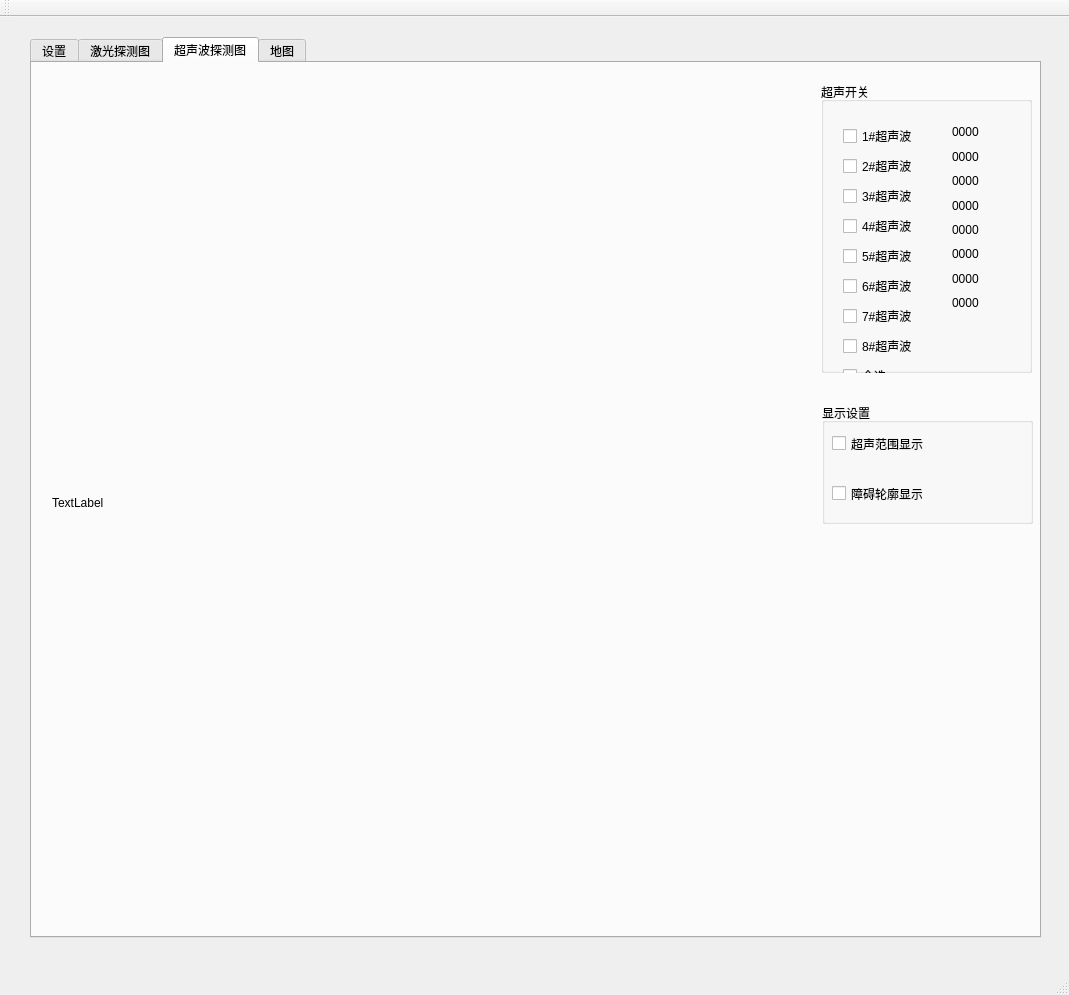
First picture: the form in src/a_robot_platform/src/client/qt_client/mainwindow.ui, repository zwhg/distributed_robot_sys, before the edit.
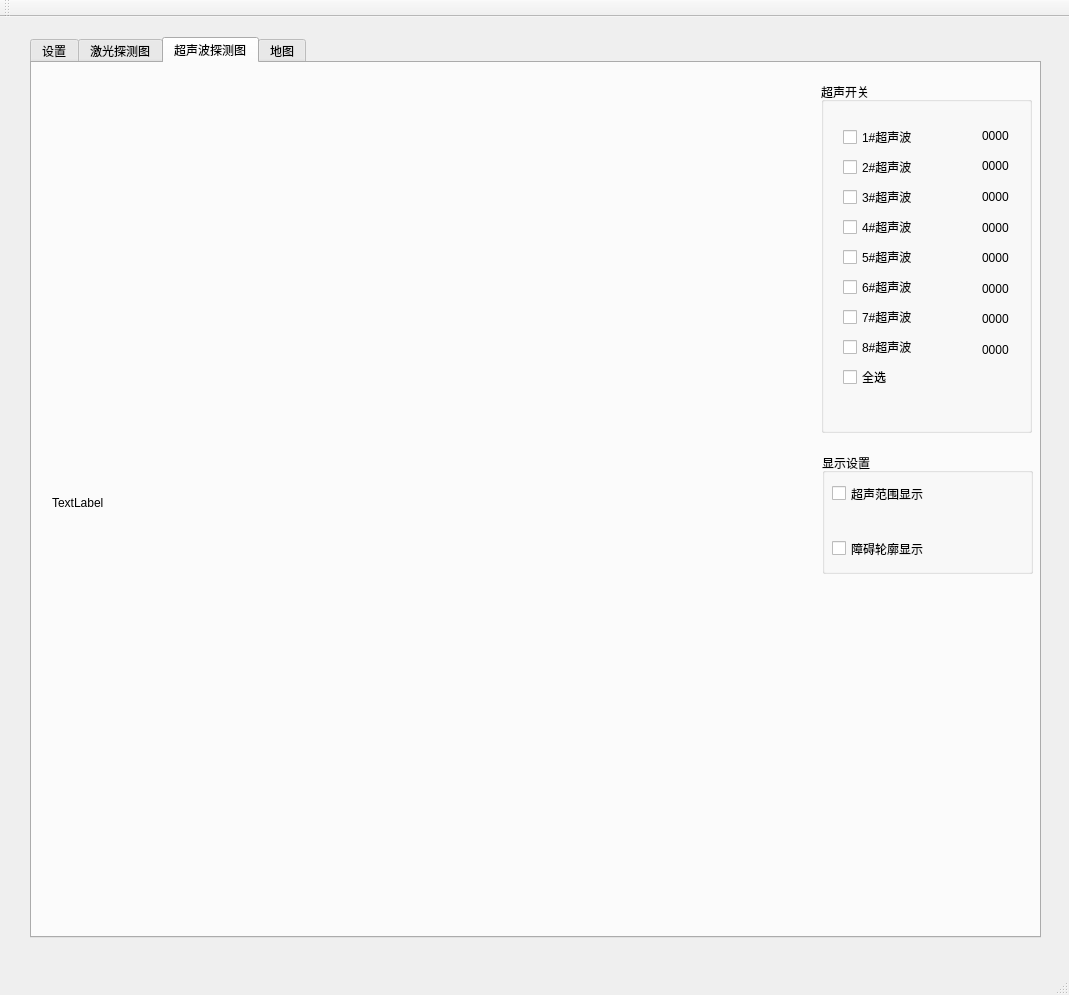
Second picture: the form after the edit. The open tabs and pages were chosen to show the change.

```diff
--- a/src/a_robot_platform/src/client/qt_client/mainwindow.ui
+++ b/src/a_robot_platform/src/client/qt_client/mainwindow.ui
@@ -768,7 +768,7 @@
         <x>789</x>
         <y>19</y>
         <width>211</width>
-        <height>291</height>
+        <height>351</height>
        </rect>
       </property>
       <property name="title">
@@ -777,10 +777,10 @@
       <widget class="QWidget" name="layoutWidget">
        <property name="geometry">
         <rect>
-         <x>120</x>
+         <x>150</x>
          <y>30</y>
-         <width>51</width>
-         <height>211</height>
+         <width>61</width>
+         <height>261</height>
         </rect>
        </property>
        <layout class="QVBoxLayout" name="verticalLayout_4">
@@ -846,9 +846,9 @@
        <property name="geometry">
         <rect>
          <x>11</x>
-         <y>31</y>
-         <width>99</width>
-         <height>292</height>
+         <y>32</y>
+         <width>111</width>
+         <height>291</height>
         </rect>
        </property>
        <layout class="QVBoxLayout" name="verticalLayout_3">
@@ -922,7 +922,7 @@
       <property name="geometry">
        <rect>
         <x>790</x>
-        <y>340</y>
+        <y>390</y>
         <width>211</width>
         <height>121</height>
        </rect>
@@ -935,7 +935,7 @@
         <rect>
          <x>10</x>
          <y>30</y>
-         <width>101</width>
+         <width>141</width>
          <height>21</height>
         </rect>
        </property>
@@ -948,8 +948,8 @@
         <rect>
          <x>10</x>
          <y>80</y>
-         <width>91</width>
-         <height>21</height>
+         <width>151</width>
+         <height>31</height>
         </rect>
        </property>
        <property name="text">
```
Left out of the diff: 4 changed lines with no effect on the pictures.
